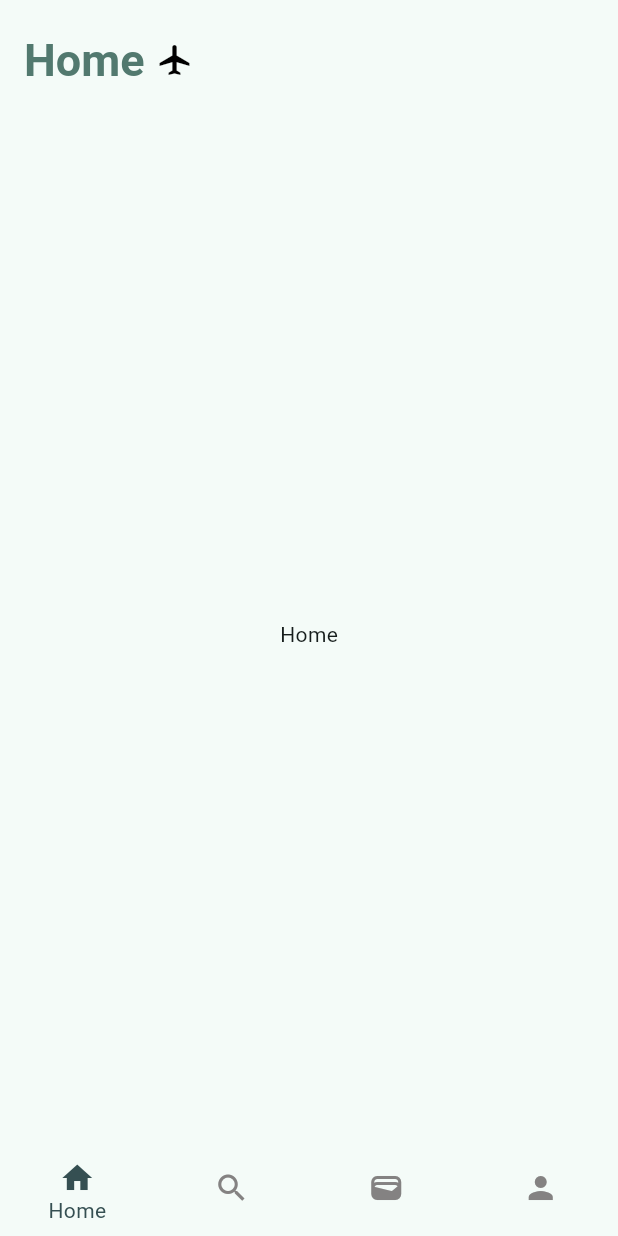
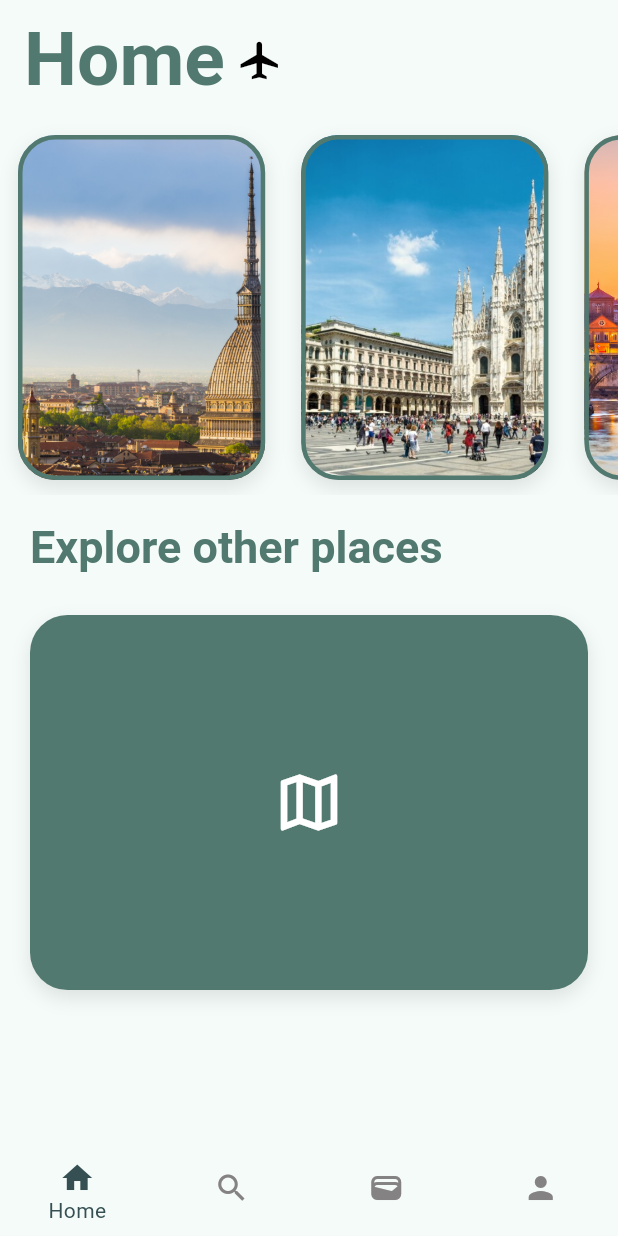
Before and after one commit to KasraAlizadeh/MobileApp, a Flutter app: the MainPage screen opened directly, on a phone screen of 412 x 824 dp. Run offline on Flutter 3.47's test engine with Material 3 defaults, Android fonts, the phone set to English and light mode, and no system bars; our stand-ins replace flutter_svg; Roboto replaces fonts that are missing (montserrat).

Commit message:
homepage changes

```diff
--- a/lib/Appearance/app_theme.dart
+++ b/lib/Appearance/app_theme.dart
@@ -1,16 +1,28 @@
 import 'package:flutter/material.dart';
 
 class AppTheme {
+  static const Color brandGreen = Color(0xFF52796F);
+
   static final theme1 = ThemeData(
-    colorScheme: ColorScheme.fromSeed(seedColor: Colors.teal),
-    appBarTheme: AppBarThemeData(
+    colorScheme: ColorScheme.fromSeed(
+        seedColor: Colors.teal,
+        primary: brandGreen
+    ),
+    appBarTheme: const AppBarThemeData(
       toolbarHeight: 80,
       titleTextStyle: TextStyle(
         fontFamily: 'montserrat',
+        fontSize: 50,
+        fontWeight: FontWeight.bold,
+        color: brandGreen,
+      )
+    ),
+    textTheme: const TextTheme(
+      titleLarge: TextStyle(
         fontSize: 30,
         fontWeight: FontWeight.bold,
-        color: Color(0xFF52796F),
-      )
+        color: brandGreen,
+      ),
     ),
     bottomNavigationBarTheme: BottomNavigationBarThemeData(
       backgroundColor: Colors.transparent,
--- a/lib/Features/home_page.dart
+++ b/lib/Features/home_page.dart
@@ -1,27 +1,143 @@
 import 'package:flutter/material.dart';
 
-class HomePage extends StatelessWidget{
+class HomePage extends StatelessWidget {
   HomePage({super.key});
 
+  final List<Map<String, String>> destinations = [
+    {
+      'name': 'Torino',
+      'image': 'assets/images/torino.jpeg',
+    },
+    {
+      'name': 'Milano',
+      'image': 'assets/images/milano-piazza-del-duomo.jpg',
+    },
+    {
+      'name': 'Roma',
+      'image': 'assets/images/roma.png',
+    },
+  ];
 
+  final List<Map<String, String>> other_places = [
+    {
+      'name': 'Venezia',
+      'image': 'assets/images/venezia.jpg',
+    },
+    {
+      'name': 'Napoli',
+      'image': 'assets/images/napoli.jpg',
+    },
+    {
+      'name': 'Bologna',
+      'image': 'assets/images/bologna.jpg',
+    },
+    {
+      'name': 'Genova',
+      'image': 'assets/images/genova.jpg',
+    },
+    {
+      'name': 'Firenze',
+      'image': 'assets/images/firenze.jpg',
+    },
+    {
+      'name': 'Bari',
+      'image': 'assets/images/bari.jpg',
+    },
+  ];
 
   @override
-  Widget build(BuildContext context){
+  Widget build(BuildContext context) {
     return Scaffold(
       appBar: AppBar(
         title: Row(
           children: const [
             Text('Home'),
             SizedBox(width: 8,),
-            Icon(Icons.airplanemode_active, color: Colors.black,),
+            Icon(Icons.airplanemode_active, color: Colors.black, size: 30,),
           ],
         ),
       ),
-      body: Center(
+      body: SingleChildScrollView(
         child: Column(
-          mainAxisAlignment: MainAxisAlignment.center,
-          children: <Widget>[
-            const Text('Home'),
+          crossAxisAlignment: CrossAxisAlignment.start,
+          children: [
+            SizedBox(
+              height: 250,
+              child: ListView.builder(
+                physics: const BouncingScrollPhysics(),
+                scrollDirection: Axis.horizontal,
+                itemCount: destinations.length,
+                itemBuilder: (context, index) {
+                  final destination = destinations[index];
+                  return Container(
+                    width: MediaQuery.of(context).size.width * 0.4,
+                    margin: const EdgeInsets.symmetric(horizontal: 12, vertical: 10),
+                    decoration: BoxDecoration(
+                      borderRadius: BorderRadius.circular(25),
+                      border: Border.all(
+                        color: Theme.of(context).colorScheme.primary,
+                        width: 3,
+                      ),
+                      boxShadow: [
+                        BoxShadow(
+                          color: Colors.black.withValues(alpha: 0.1),
+                          blurRadius: 10,
+                          offset: const Offset(0, 5),
+                        ),
+                      ],
+                      image: DecorationImage(
+                        image: AssetImage(destination['image']!),
+                        fit: BoxFit.cover,
+                      ),
+                    ),
+                    child: Material(
+                      color: Colors.transparent,
+                      child: InkWell(
+                        borderRadius: BorderRadius.circular(22),
+                        onTap: () {
+                          ScaffoldMessenger.of(context).removeCurrentSnackBar();
+                          ScaffoldMessenger.of(context).showSnackBar(
+                            SnackBar(
+                              content: Text(destination['name']!),
+                              duration: const Duration(milliseconds: 500),
+                            ),
+                          );
+                        },
+                      ),
+                    ),
+                  );
+                },
+              ),
+            ),
+            Padding(
+              padding: const EdgeInsets.symmetric(horizontal: 20.0, vertical: 16.0),
+              child: Text(
+                "Explore other places",
+                style: Theme.of(context).textTheme.titleLarge,
+              ),
+            ),
+            Container(
+              height: 250,
+              margin: const EdgeInsets.symmetric(horizontal: 20, vertical: 10),
+              decoration: BoxDecoration(
+                color: Theme.of(context).colorScheme.primary, // Il verde del tuo tema
+                borderRadius: BorderRadius.circular(25),      // Bordi curvi
+                boxShadow: [
+                  BoxShadow(
+                    color: Colors.black.withValues(alpha: 0.1),
+                    blurRadius: 10,
+                    offset: const Offset(0, 5),
+                  ),
+                ],
+              ),
+              child: const Center(
+                child: Icon(
+                  Icons.map_outlined,
+                  color: Colors.white,
+                  size: 50,
+                ),
+              ),
+            ),
           ],
         ),
       ),
--- a/pubspec.yaml
+++ b/pubspec.yaml
@@ -64,6 +64,7 @@ flutter:
   #   - images/a_dot_ham.jpeg
   assets:
     - assets/icons/globe.svg
+    - assets/images/
 
   # An image asset can refer to one or more resolution-specific "variants", see
   # https://flutter.dev/to/resolution-aware-images
```
Also changed, not shown: assets/images/milano-piazza-del-duomo.jpg (added), assets/images/roma.png (added), assets/images/torino.jpeg (added).
